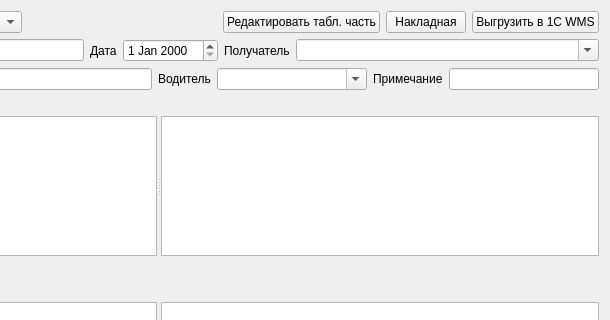
The window that formship.ui (Sergeyego/warehouse) describes before a commit, drawn with Qt 5; both pictures show x 656 to 1266 and y 0 to 320 of the 1266 by 646 pixel window.
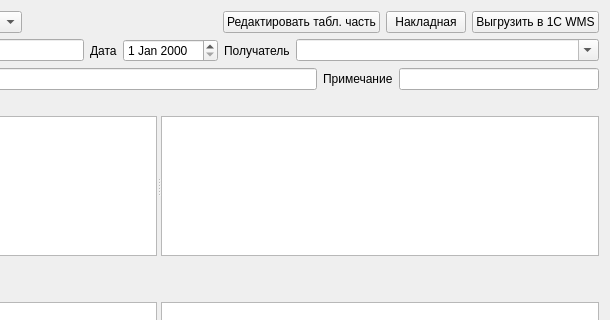
The same window after the commit. Custom widgets are drawn as their Qt base class.

```diff
--- a/formship.ui
+++ b/formship.ui
@@ -254,26 +254,6 @@
            </property>
           </widget>
          </item>
-         <item>
-          <widget class="QLabel" name="label_9">
-           <property name="text">
-            <string>Водитель</string>
-           </property>
-          </widget>
-         </item>
-         <item>
-          <widget class="DbComboBox" name="comboBoxDrv">
-           <property name="minimumSize">
-            <size>
-             <width>150</width>
-             <height>0</height>
-            </size>
-           </property>
-           <property name="editable">
-            <bool>true</bool>
-           </property>
-          </widget>
-         </item>
          <item>
           <widget class="QLabel" name="label_10">
            <property name="text">
@@ -283,6 +263,12 @@
          </item>
          <item>
           <widget class="QLineEdit" name="lineEditPrim">
+           <property name="minimumSize">
+            <size>
+             <width>200</width>
+             <height>0</height>
+            </size>
+           </property>
            <property name="maximumSize">
             <size>
              <width>150</width>
@@ -404,11 +390,6 @@
   </layout>
  </widget>
  <customwidgets>
-  <customwidget>
-   <class>TableView</class>
-   <extends>QTableView</extends>
-   <header>olap/tableview.h</header>
-  </customwidget>
   <customwidget>
    <class>DbDateEdit</class>
    <extends>QDateEdit</extends>
@@ -424,6 +405,11 @@
    <extends>QTableView</extends>
    <header>db/dbviewer.h</header>
   </customwidget>
+  <customwidget>
+   <class>TableView</class>
+   <extends>QTableView</extends>
+   <header>olap/tableview.h</header>
+  </customwidget>
  </customwidgets>
  <resources/>
  <connections/>
```
